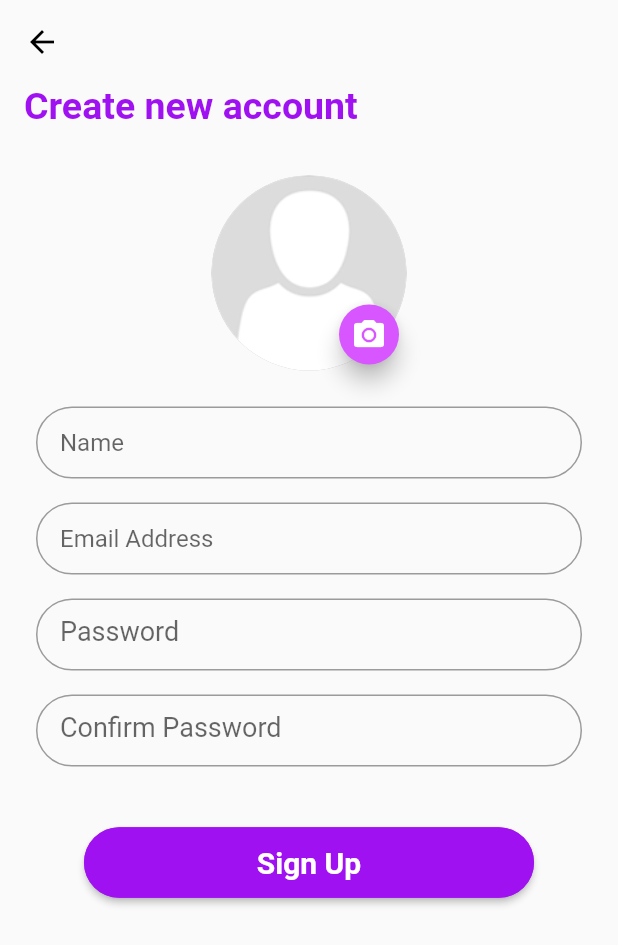
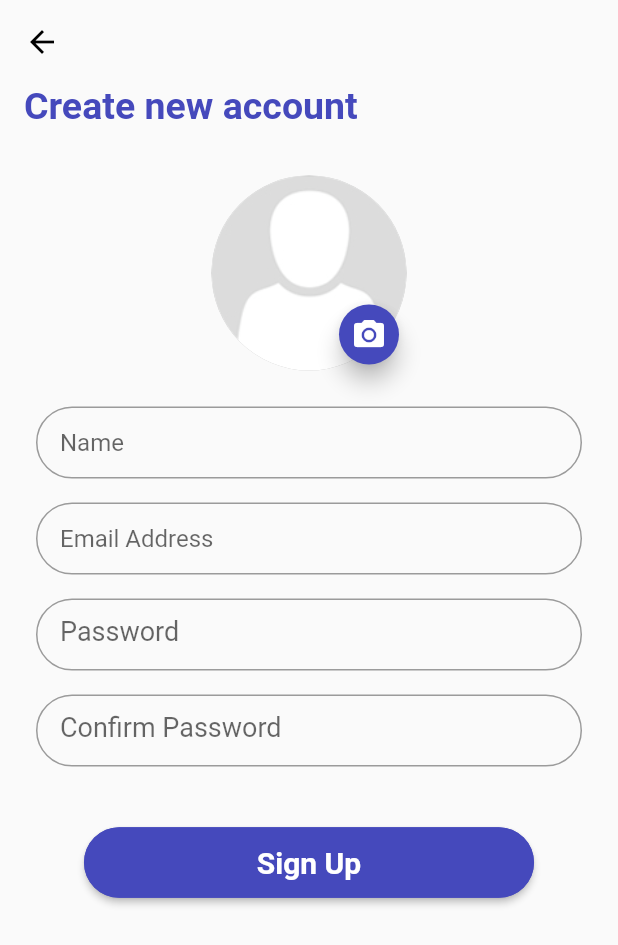
Before and after one commit to instaflutter/flutter-login-screen-firebase-auth-facebook-login, a Flutter app: the SignUpScreen screen opened directly, on a phone screen of 412 x 824 dp. Shown: the top 945 px of the screen. Run offline on Flutter 3.47's test engine with Material 2 defaults, Android fonts, the phone set to English and light mode, and no system bars; our stand-ins replace cached_network_image, cloud_firestore, firebase_auth, firebase_core, firebase_storage, image_picker and 3 more; missing offline and left inert: flutter_facebook_auth; accounts and stored records are empty.

```diff
--- a/lib/constants.dart
+++ b/lib/constants.dart
@@ -1,6 +1,4 @@
 const FINISHED_ON_BOARDING = 'finishedOnBoarding';
-const COLOR_ACCENT = 0xFFd756ff;
-const COLOR_PRIMARY_DARK = 0xFF6900be;
-const COLOR_PRIMARY = 0xFFa011f2;
+const COLOR_PRIMARY = 0xFF4549BC;
 const FACEBOOK_BUTTON_COLOR = 0xFF415893;
 const USERS = 'users';
--- a/lib/ui/signUp/signUpScreen.dart
+++ b/lib/ui/signUp/signUpScreen.dart
@@ -147,7 +147,7 @@ class _SignUpState extends State<SignUpScreen> {
                 left: 80,
                 right: 0,
                 child: FloatingActionButton(
-                    backgroundColor: Color(COLOR_ACCENT),
+                    backgroundColor: Color(COLOR_PRIMARY),
                     child: Icon(Icons.camera_alt),
                     mini: true,
                     onPressed: _onCameraClick),
```
Also changed, not shown: pubspec.yaml (+7 -4 lines), 45 other files.
